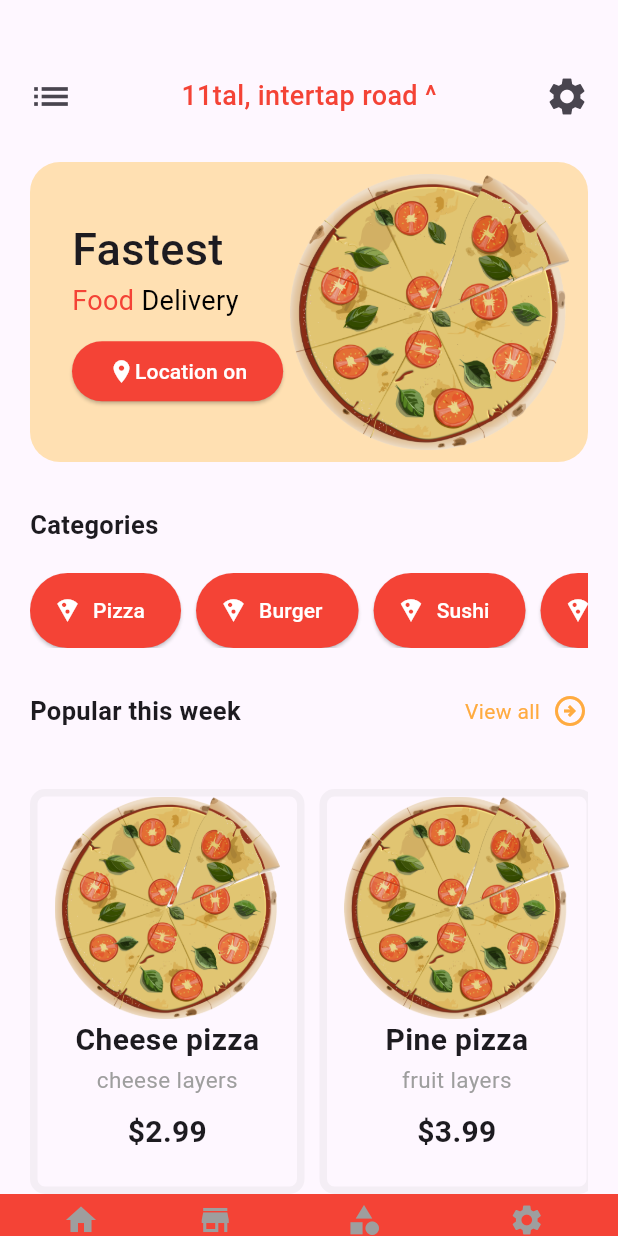
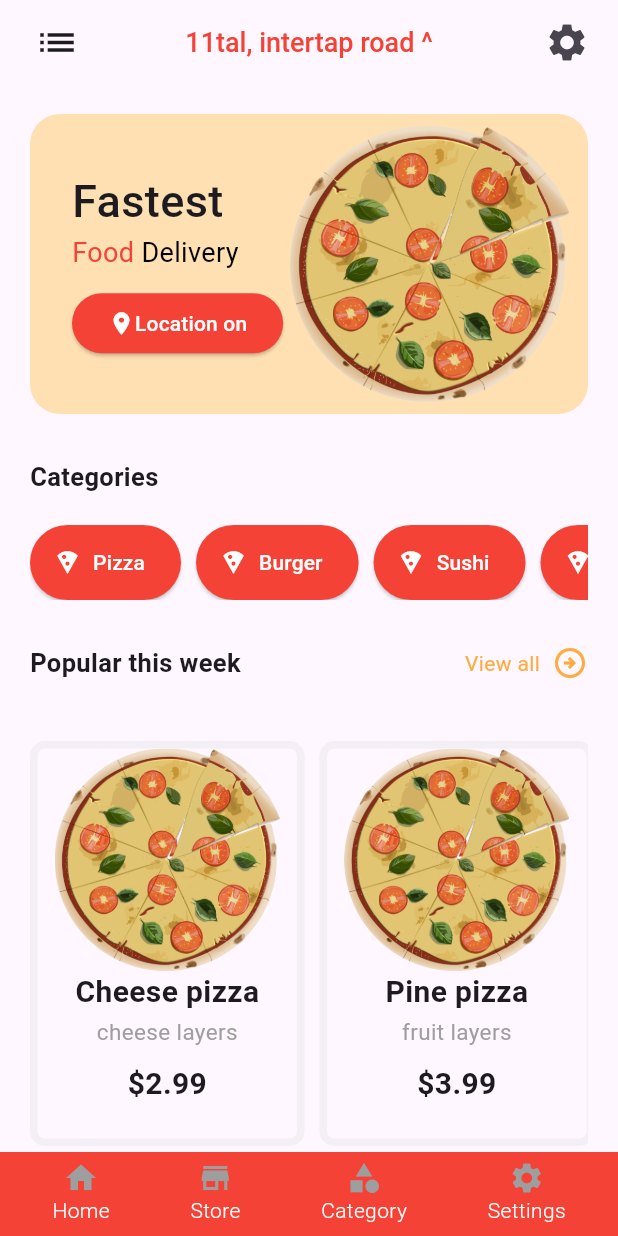
Before and after one commit to juliusfaj/food_app, a Flutter app: the screen it shows after launch, on a phone screen of 412 x 824 dp. Run offline on Flutter 3.47's test engine with Material 3 defaults, Android fonts, the phone set to English and light mode, and no system bars.

Commit message:
code update

```diff
--- a/lib/screens/banner.dart
+++ b/lib/screens/banner.dart
@@ -11,32 +11,60 @@ class AppBanner extends StatelessWidget {
     return Column(
       crossAxisAlignment: CrossAxisAlignment.start,
       children: [
+        // App bar widget
         Padding(
-          padding: const EdgeInsets.only(
-              top: 40.0, left: 10.0, right: 10.0, bottom: 20.0),
-          child: Row(
-            mainAxisAlignment: MainAxisAlignment.spaceBetween,
-            children: [
-              IconButton(
+          padding: const EdgeInsets.only( left: 10.0, right: 10.0, bottom: 20.0),
+          child: AppBar(
+            centerTitle: true,
+            leading: IconButton(
               onPressed: () {},
               icon: const Icon(Icons.list),
               iconSize: 30.0,
             ),
-              Text(
+            title: Text(
               "11tal, intertap road ^",
               style: TextStyle(
                   fontSize: 18.0,
                   fontWeight: FontWeight.w500,
                   color: Colors.red.shade500),
             ),
+            actions: [
               IconButton(
                   onPressed: () {},
                   icon: const Icon(Icons.settings),
                   iconSize: 30.0)
             ],
           ),
-        ), //app bar padding
+        ),
 
+
+        // Padding(
+        //   padding: const EdgeInsets.only(
+        //       top: 40.0, left: 10.0, right: 10.0, bottom: 20.0),
+        //   child: Row(
+        //     mainAxisAlignment: MainAxisAlignment.spaceBetween,
+        //     children: [
+        //       IconButton(
+        //         onPressed: () {},
+        //         icon: const Icon(Icons.list),
+        //         iconSize: 30.0,
+        //       ),
+        //       Text(
+        //         "11tal, intertap road ^",
+        //         style: TextStyle(
+        //             fontSize: 18.0,
+        //             fontWeight: FontWeight.w500,
+        //             color: Colors.red.shade500),
+        //       ),
+        //       IconButton(
+        //           onPressed: () {},
+        //           icon: const Icon(Icons.settings),
+        //           iconSize: 30.0)
+        //     ],
+        //   ),
+        // ), //app bar padding
+
+        // banner section
         Padding(
             padding: const EdgeInsets.only(top: 0),
             child: Padding(
```
Lines whose indentation alone changed are shown as unchanged.
